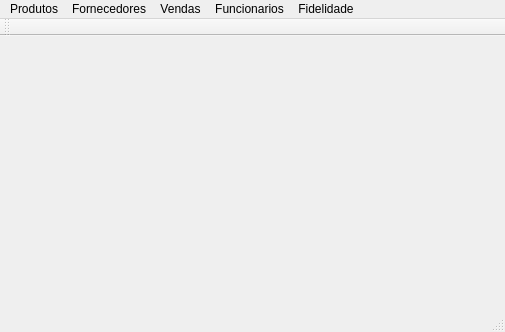
Qt form SySPDV/mainwindow.ui (nandoWill/SysPDV) before a commit.
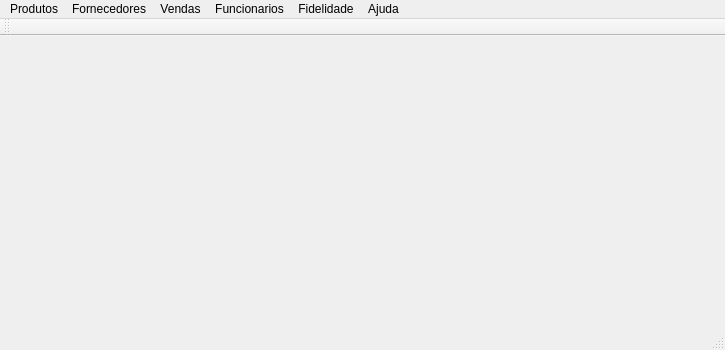
The same form after that commit.

Commit message: Ainda na main window

```diff
--- a/SySPDV/mainwindow.ui
+++ b/SySPDV/mainwindow.ui
@@ -6,8 +6,8 @@
    <rect>
     <x>0</x>
     <y>0</y>
-    <width>505</width>
-    <height>332</height>
+    <width>725</width>
+    <height>350</height>
    </rect>
   </property>
   <property name="windowTitle">
@@ -28,7 +28,7 @@
     <rect>
      <x>0</x>
      <y>0</y>
-     <width>505</width>
+     <width>725</width>
      <height>27</height>
     </rect>
    </property>
@@ -72,11 +72,18 @@
     <addaction name="actionAtualizar_dados"/>
     <addaction name="actionBuscar_Clientes"/>
    </widget>
+   <widget class="QMenu" name="menuAjuda">
+    <property name="title">
+     <string>Ajuda</string>
+    </property>
+    <addaction name="actionLicen_a_de_uso"/>
+   </widget>
    <addaction name="menuProdutos"/>
    <addaction name="menuFornecedores"/>
    <addaction name="menuVendas"/>
    <addaction name="menuFuncionarios"/>
    <addaction name="menuFidelidade"/>
+   <addaction name="menuAjuda"/>
   </widget>
   <action name="actionCadastrarProduto">
    <property name="text">
```
Left out of the diff: 5 changed lines with no effect on the pictures. The commit also changes 1 other file.
